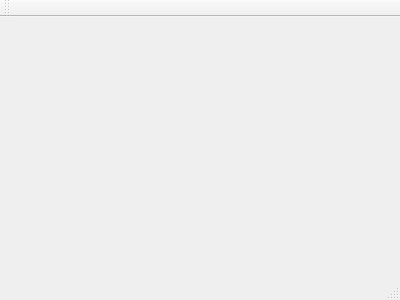
Before: the Qt Designer form mainwindow.ui in 7e1ght/QChat, drawn with Qt 5.
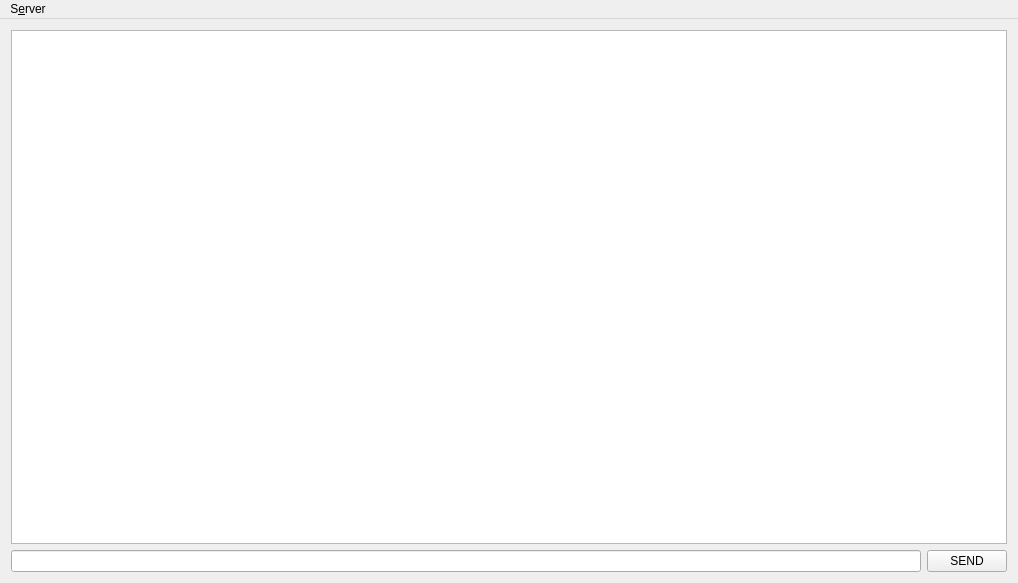
After: the same form once the commit is applied.

Commit message: ready publick server

Patch:
```diff
--- a/mainwindow.ui
+++ b/mainwindow.ui
@@ -1,24 +1,84 @@
 <ui version="4.0">
  <class>MainWindow</class>
- <widget class="QMainWindow" name="MainWindow" >
-  <property name="geometry" >
+ <widget class="QMainWindow" name="MainWindow">
+  <property name="geometry">
    <rect>
     <x>0</x>
     <y>0</y>
-    <width>400</width>
-    <height>300</height>
+    <width>1018</width>
+    <height>583</height>
    </rect>
   </property>
   <property name="windowTitle" >
    <string>MainWindow</string>
   </property>
-  <widget class="QMenuBar" name="menuBar" />
-  <widget class="QToolBar" name="mainToolBar" />
-  <widget class="QWidget" name="centralWidget" />
-  <widget class="QStatusBar" name="statusBar" />
+  <widget class="QWidget" name="centralWidget">
+   <layout class="QGridLayout" name="gridLayout">
+    <item row="0" column="0">
+     <layout class="QVBoxLayout" name="verticalLayout">
+      <item>
+       <widget class="QListWidget" name="inMessage"/>
+      </item>
+      <item>
+       <layout class="QHBoxLayout" name="horizontalLayout">
+        <item>
+         <widget class="QLineEdit" name="outMessage"/>
+        </item>
+        <item>
+         <widget class="QPushButton" name="send">
+          <property name="text">
+           <string>SEND</string>
+          </property>
+         </widget>
+        </item>
+       </layout>
+      </item>
+     </layout>
+    </item>
+   </layout>
+  </widget>
+  <widget class="QMenuBar" name="menuBar">
+   <property name="geometry">
+    <rect>
+     <x>0</x>
+     <y>0</y>
+     <width>1018</width>
+     <height>30</height>
+    </rect>
+   </property>
+   <widget class="QMenu" name="menuServer">
+    <property name="title">
+     <string>S&amp;erver</string>
+    </property>
+    <widget class="QMenu" name="menuCreate">
+     <property name="title">
+      <string>Create</string>
+     </property>
+     <addaction name="actionPublick_Server"/>
+     <addaction name="actionPrivate_Server"/>
+    </widget>
+    <addaction name="menuCreate"/>
+    <addaction name="actionConnect"/>
+   </widget>
+   <addaction name="menuServer"/>
+  </widget>
+  <action name="actionConnect">
+   <property name="text">
+    <string>Connect</string>
+   </property>
+  </action>
+  <action name="actionPublick_Server">
+   <property name="text">
+    <string>Publick Server</string>
+   </property>
+  </action>
+  <action name="actionPrivate_Server">
+   <property name="text">
+    <string>Private Server</string>
+   </property>
+  </action>
  </widget>
- <layoutDefault spacing="6" margin="11" />
- <pixmapfunction></pixmapfunction>
+ <layoutdefault spacing="6" margin="11"/>
  <resources/>
  <connections/>
 </ui>
```
Left out of the diff: 3 changed lines with no effect on the pictures. The commit also changes 18 other files.
